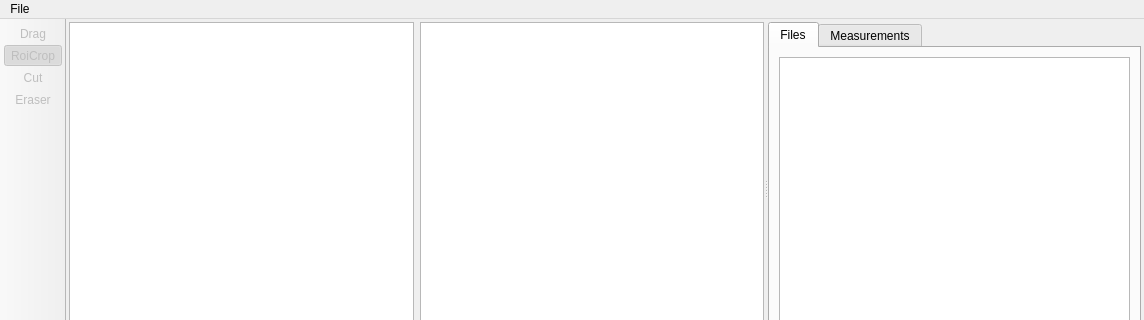
First picture: the form in stim_tool_main_window.ui, repository MartNied/STIM_Tool, before the edit; both pictures show x 0 to 1144 and y 0 to 320 of the 1144 by 614 pixel window.
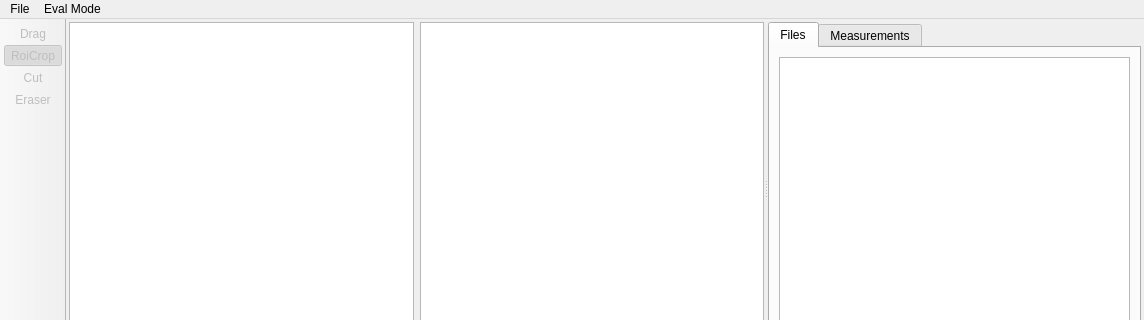
Second picture: the form after the edit. Icons and pictures are not drawn.

```diff
--- a/stim_tool_main_window.ui
+++ b/stim_tool_main_window.ui
@@ -766,7 +766,15 @@
     <addaction name="separator"/>
     <addaction name="exitAction"/>
    </widget>
+   <widget class="QMenu" name="menuSettings">
+    <property name="title">
+     <string>Eval Mode</string>
+    </property>
+    <addaction name="toggleActiveAction"/>
+    <addaction name="toggleRestingAction"/>
+   </widget>
    <addaction name="menuFile"/>
+   <addaction name="menuSettings"/>
   </widget>
   <widget class="QToolBar" name="toolBar">
    <property name="enabled">
```
Left out of the diff: 34 changed lines with no effect on the pictures.
